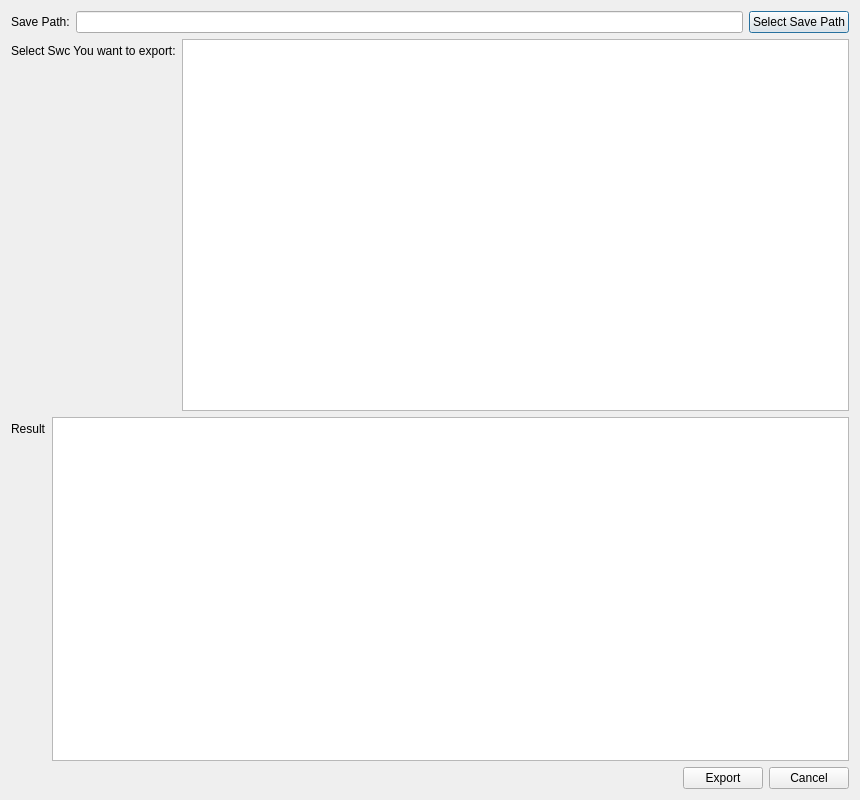
Qt form src/ui/vieweportswctofile.ui (kiraYuukiAsuna/SwcDbmsQtClient) before a commit.
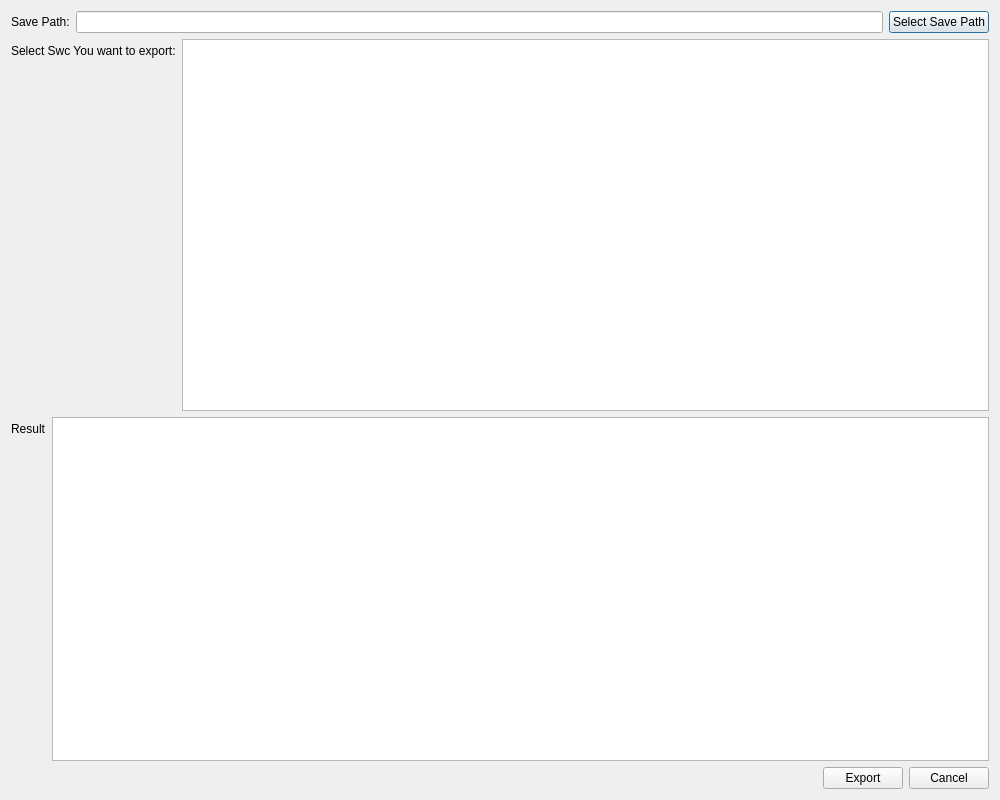
The same form after that commit.

Diff of the .ui file:
```diff
--- a/src/ui/vieweportswctofile.ui
+++ b/src/ui/vieweportswctofile.ui
@@ -6,7 +6,7 @@
    <rect>
     <x>0</x>
     <y>0</y>
-    <width>860</width>
+    <width>1000</width>
     <height>800</height>
    </rect>
   </property>
```
